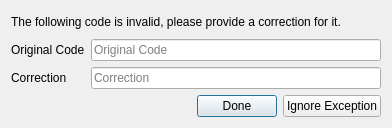
Old version of the form fieldworkimport/resources/ui/code_correction_ui.ui in the repository Don-More-Surveys-Engineering-Ltd/fieldworkimport.
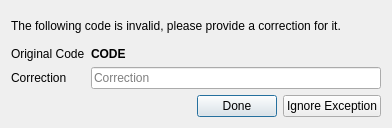
New version of the form.

Diff of the .ui file:
```diff
--- a/fieldworkimport/resources/ui/code_correction_ui.ui
+++ b/fieldworkimport/resources/ui/code_correction_ui.ui
@@ -37,16 +37,6 @@
        </property>
       </widget>
      </item>
-     <item row="0" column="1">
-      <widget class="QLineEdit" name="original_code_text">
-       <property name="readOnly">
-        <bool>true</bool>
-       </property>
-       <property name="placeholderText">
-        <string>Original Code</string>
-       </property>
-      </widget>
-     </item>
      <item row="1" column="1">
       <widget class="QLineEdit" name="correction_input">
        <property name="placeholderText">
@@ -54,6 +44,19 @@
        </property>
       </widget>
      </item>
+     <item row="0" column="1">
+      <widget class="QLabel" name="original_code_label">
+       <property name="font">
+        <font>
+         <weight>75</weight>
+         <bold>true</bold>
+        </font>
+       </property>
+       <property name="text">
+        <string>CODE</string>
+       </property>
+      </widget>
+     </item>
     </layout>
    </item>
    <item>
```
